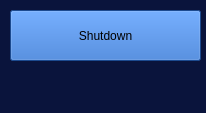
ParanoidAndroid-42/Ventilator_GUI, file raspberry_pi/system.ui: the form before one commit.
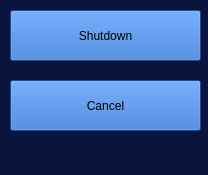
The form after the commit.

```diff
--- a/raspberry_pi/system.ui
+++ b/raspberry_pi/system.ui
@@ -6,8 +6,8 @@
    <rect>
     <x>0</x>
     <y>0</y>
-    <width>206</width>
-    <height>113</height>
+    <width>208</width>
+    <height>175</height>
    </rect>
   </property>
   <property name="windowTitle">
@@ -55,6 +55,44 @@
      <bool>false</bool>
     </property>
    </widget>
+   <widget class="QPushButton" name="cancel">
+    <property name="enabled">
+     <bool>true</bool>
+    </property>
+    <property name="geometry">
+     <rect>
+      <x>10</x>
+      <y>80</y>
+      <width>191</width>
+      <height>51</height>
+     </rect>
+    </property>
+    <property name="styleSheet">
+     <string notr="true">color: rgb(0, 0, 0);
+background-color: rgb(39, 104, 200);</string>
+    </property>
+    <property name="text">
+     <string>Cancel</string>
+    </property>
+    <property name="checkable">
+     <bool>false</bool>
+    </property>
+    <property name="checked">
+     <bool>false</bool>
+    </property>
+    <property name="autoExclusive">
+     <bool>false</bool>
+    </property>
+    <property name="autoDefault">
+     <bool>false</bool>
+    </property>
+    <property name="default">
+     <bool>false</bool>
+    </property>
+    <property name="flat">
+     <bool>false</bool>
+    </property>
+   </widget>
   </widget>
   <widget class="QMenuBar" name="menubar">
    <property name="geometry">
```
Left out of the diff: 2 changed lines with no effect on the pictures.
